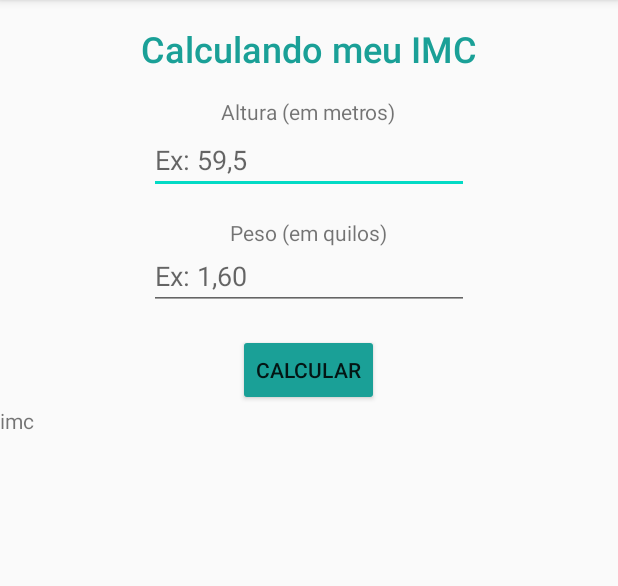
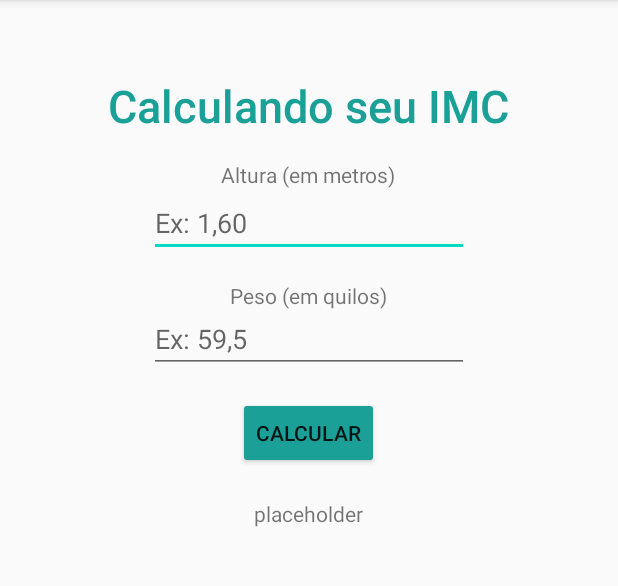
Before and after one commit to anna-jose/Rotina, an Android app: the CalculoMassa screen opened directly, with no data from a screen before it, on a phone screen of 412 x 824 dp, the part 84-670 px from its top. Run offline under Robolectric (Android 15) with nearby library versions, the light colour scheme and no system bars.

Commit message:
Condições do IMC OK

```diff
--- a/app/src/main/res/layout/activity_calculo_massa.xml
+++ b/app/src/main/res/layout/activity_calculo_massa.xml
@@ -12,15 +12,13 @@
         android:id="@+id/txtCalculando"
         android:layout_width="wrap_content"
         android:layout_height="wrap_content"
-        android:layout_marginStart="35dp"
-        android:layout_marginTop="16dp"
-        android:layout_marginEnd="35dp"
+        android:layout_gravity="center"
+        android:layout_marginTop="50dp"
         android:layout_marginBottom="16dp"
         android:fontFamily="sans-serif-medium"
-        android:text="Calculando meu IMC"
+        android:text="Calculando seu IMC"
         android:textColor="#1AA097"
-        android:textSize="24sp"
-        android:layout_gravity="center"/>
+        android:textSize="30sp" />
 
     <!--ALTURA-->
     <TextView
@@ -37,7 +35,7 @@
         android:layout_gravity="center"
         android:layout_marginBottom="16dp"
         android:ems="10"
-        android:hint="Ex: 59,5"
+        android:hint="Ex: 1,60"
         android:inputType="number|numberDecimal"
         app:layout_constraintBottom_toBottomOf="@id/txtAltura" />
 
@@ -56,7 +54,7 @@
         android:layout_gravity="center"
         android:layout_marginBottom="16dp"
         android:ems="10"
-        android:hint="Ex: 1,60"
+        android:hint="Ex: 59,5"
         android:inputType="number|numberDecimal"
         app:layout_constraintBottom_toBottomOf="@id/txtPeso" />
 
@@ -73,8 +71,10 @@
 
     <TextView
         android:id="@+id/txtResultadoIMC"
-        android:layout_width="match_parent"
+        android:layout_width="wrap_content"
         android:layout_height="wrap_content"
-        android:text="imc" />
+        android:layout_gravity="center|center_vertical"
+        android:layout_marginTop="20dp"
+        android:text="placeholder" />
 
 </LinearLayout>
--- a/app/src/main/res/layout/activity_main.xml
+++ b/app/src/main/res/layout/activity_main.xml
@@ -5,6 +5,7 @@
     android:layout_width="match_parent"
     android:layout_height="match_parent"
     android:orientation="vertical"
+    android:gravity="center"
     tools:context=".MainActivity">
 
     <TextView
@@ -15,7 +16,7 @@
         android:text="Hoje vou..."
         android:textAlignment="textStart"
         android:textColor="#1AA097"
-        android:textSize="24sp"
+        android:textSize="30sp"
         app:layout_constraintBottom_toTopOf="@+id/btnMinhaRotina"
         app:layout_constraintEnd_toEndOf="parent"
         app:layout_constraintHorizontal_bias="0.497"
@@ -27,6 +28,7 @@
         android:id="@+id/btnIMC"
         android:layout_width="150dp"
         android:layout_height="48dp"
+        android:layout_marginTop="20dp"
         android:layout_marginBottom="16dp"
         android:backgroundTint="#1AA097"
         android:text="Calcular IMC"
@@ -40,7 +42,6 @@
         android:id="@+id/btnRotina"
         android:layout_width="150dp"
         android:layout_height="44dp"
-        android:layout_marginBottom="368dp"
         android:text="Iniciar Rotina"
         android:textAppearance="@style/TextAppearance.AppCompat.Body1"
         app:layout_constraintBottom_toBottomOf="parent"
```
Also changed, not shown: app/src/main/AndroidManifest.xml (+4 -7 lines), app/src/main/java/com/example/rotina/CalculoMassa.java (+23 -2 lines), app/src/main/java/com/example/rotina/InfoActivity.java (added, +16 -0 lines), app/src/main/res/layout/activity_info.xml (added, +25 -0 lines).
